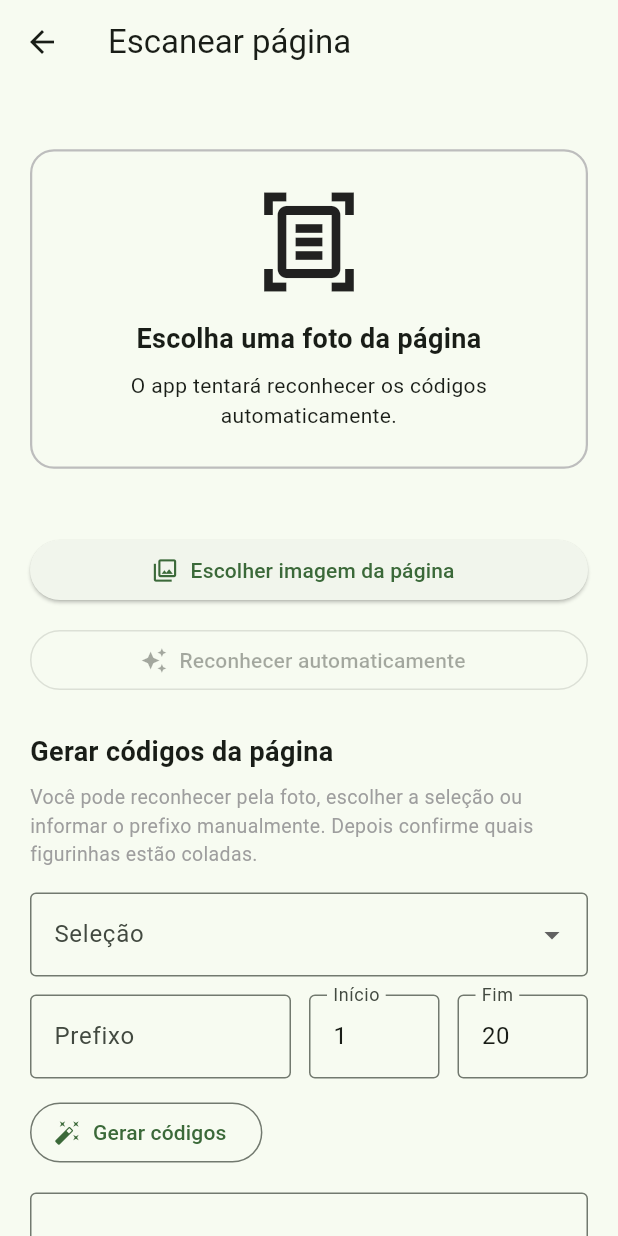
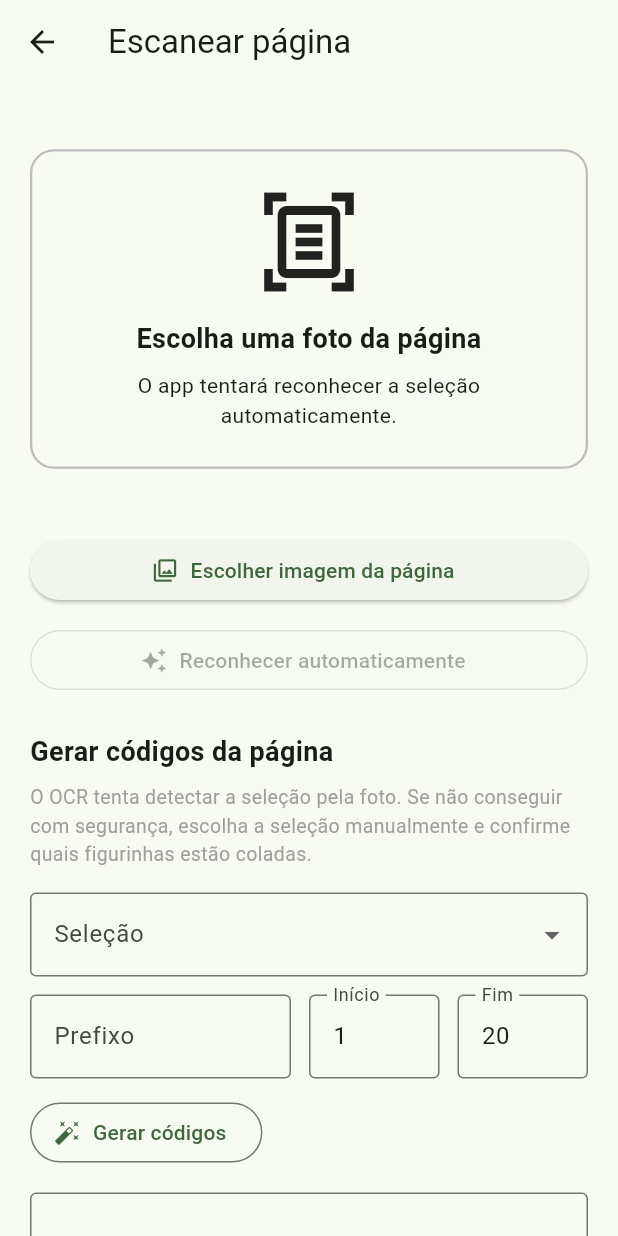
Before and after one commit to joaofoguin/app-stickers-copa, a Flutter app: the ScanPage screen opened directly, after a tap on "Gerar códigos", on a phone screen of 412 x 824 dp. Run offline on Flutter 3.47's test engine with Material 3 defaults, Android fonts, the light colour scheme and no system bars; our stand-ins replace image_picker, sqflite, sqflite_common_ffi_web; missing offline and left inert: dart:js_interop; accounts and stored records are empty; network calls fail.

Commit message:
feat: implementa scan de páginas com OCR e confirmação de figurinhas

```diff
--- a/lib/features/scan/pages/scan_page.dart
+++ b/lib/features/scan/pages/scan_page.dart
@@ -3,6 +3,7 @@ import 'dart:typed_data';
 import 'package:flutter/material.dart';
 import 'package:image_picker/image_picker.dart';
 
+import '../../../utils/pais_utils.dart';
 import '../models/scan_result.dart';
 import '../services/album_scan_service.dart';
 import '../services/web_ocr_service.dart';
@@ -29,14 +30,16 @@ class _ScanPageState extends State<ScanPage> {
 
   bool _carregando = false;
   Uint8List? _imagemBytes;
+  String? _ultimoTextoOcr;
 
-  final List<_SelecaoScan> _selecoes = const [
-    _SelecaoScan(nome: 'México', prefixo: 'MEX', quantidade: 20),
-    _SelecaoScan(nome: 'África do Sul', prefixo: 'RSA', quantidade: 20),
-    _SelecaoScan(nome: 'Brasil', prefixo: 'BRA', quantidade: 20),
-    _SelecaoScan(nome: 'Argentina', prefixo: 'ARG', quantidade: 20),
-    _SelecaoScan(nome: 'Estados Unidos', prefixo: 'USA', quantidade: 20),
-  ];
+  late final List<_SelecaoScan> _selecoes = siglasPorPais.entries.map((entry) {
+    return _SelecaoScan(
+      nome: entry.key,
+      prefixo: entry.value,
+      quantidade: 20,
+    );
+  }).toList()
+    ..sort((a, b) => a.nome.compareTo(b.nome));
 
   _SelecaoScan? _selecaoSelecionada;
 
@@ -53,6 +56,7 @@ class _ScanPageState extends State<ScanPage> {
 
     setState(() {
       _imagemBytes = bytes;
+      _ultimoTextoOcr = null;
     });
   }
 
@@ -76,6 +80,10 @@ class _ScanPageState extends State<ScanPage> {
       final resultado = _scanService.processarTextoExtraido(textoExtraido);
       final prefixoDetectado = _scanService.detectarPrefixoDoTexto(textoExtraido);
 
+      setState(() {
+        _ultimoTextoOcr = textoExtraido;
+      });
+
       if (prefixoDetectado != null) {
         final codigosGerados = _scanService.gerarCodigosPorPrefixo(
           prefixo: prefixoDetectado,
@@ -83,7 +91,10 @@ class _ScanPageState extends State<ScanPage> {
           fim: 20,
         );
 
+        final selecao = _buscarSelecaoPorPrefixo(prefixoDetectado);
+
         setState(() {
+          _selecaoSelecionada = selecao;
           _prefixoController.text = prefixoDetectado;
           _inicioController.text = '1';
           _fimController.text = '20';
@@ -126,7 +137,7 @@ class _ScanPageState extends State<ScanPage> {
       ScaffoldMessenger.of(context).showSnackBar(
         const SnackBar(
           content: Text(
-            'Não consegui reconhecer a seleção automaticamente. Escolha a seleção manualmente ou gere pelos campos abaixo.',
+            'Não consegui reconhecer com segurança. Escolha a seleção manualmente.',
           ),
         ),
       );
@@ -145,6 +156,18 @@ class _ScanPageState extends State<ScanPage> {
         });
       }
     }
+  }
+
+  _SelecaoScan? _buscarSelecaoPorPrefixo(String prefixo) {
+    final prefixoNormalizado = prefixo.trim().toUpperCase();
+
+    for (final selecao in _selecoes) {
+      if (selecao.prefixo.toUpperCase() == prefixoNormalizado) {
+        return selecao;
+      }
+    }
+
+    return null;
   }
 
   void _aplicarSelecao(_SelecaoScan? selecao) {
@@ -173,9 +196,10 @@ class _ScanPageState extends State<ScanPage> {
       return;
     }
 
-    final codigos = List.generate(
-      fim - inicio + 1,
-      (index) => '$prefixo${inicio + index}',
+    final codigos = _scanService.gerarCodigosPorPrefixo(
+      prefixo: prefixo,
+      inicio: inicio,
+      fim: fim,
     );
 
     _codigosController.text = codigos.join(', ');
@@ -232,6 +256,32 @@ class _ScanPageState extends State<ScanPage> {
     }
   }
 
+  void _mostrarTextoOcr() {
+    final texto = _ultimoTextoOcr?.trim();
+
+    showDialog(
+      context: context,
+      builder: (_) {
+        return AlertDialog(
+          title: const Text('Texto reconhecido pelo OCR'),
+          content: SingleChildScrollView(
+            child: Text(
+              texto == null || texto.isEmpty
+                  ? 'Nenhum texto foi reconhecido.'
+                  : texto,
+            ),
+          ),
+          actions: [
+            TextButton(
+              onPressed: () => Navigator.pop(context),
+              child: const Text('Fechar'),
+            ),
+          ],
+        );
+      },
+    );
+  }
+
   @override
   void dispose() {
     _prefixoController.dispose();
@@ -245,6 +295,7 @@ class _ScanPageState extends State<ScanPage> {
   @override
   Widget build(BuildContext context) {
     final temImagem = _imagemBytes != null;
+    final temTextoOcr = _ultimoTextoOcr != null && _ultimoTextoOcr!.trim().isNotEmpty;
 
     return Scaffold(
       appBar: AppBar(
@@ -289,6 +340,15 @@ class _ScanPageState extends State<ScanPage> {
               label: const Text('Reconhecer automaticamente'),
             ),
 
+            if (temTextoOcr) ...[
+              const SizedBox(height: 8),
+              TextButton.icon(
+                onPressed: _mostrarTextoOcr,
+                icon: const Icon(Icons.subject),
+                label: const Text('Ver texto reconhecido'),
+              ),
+            ],
+
             const SizedBox(height: 24),
 
             const Text(
@@ -302,7 +362,7 @@ class _ScanPageState extends State<ScanPage> {
             const SizedBox(height: 8),
 
             const Text(
-              'Você pode reconhecer pela foto, escolher a seleção ou informar o prefixo manualmente. Depois confirme quais figurinhas estão coladas.',
+              'O OCR tenta detectar a seleção pela foto. Se não conseguir com segurança, escolha a seleção manualmente e confirme quais figurinhas estão coladas.',
               style: TextStyle(
                 fontSize: 13,
                 color: Colors.grey,
@@ -313,6 +373,7 @@ class _ScanPageState extends State<ScanPage> {
 
             DropdownButtonFormField<_SelecaoScan>(
               value: _selecaoSelecionada,
+              isExpanded: true,
               decoration: const InputDecoration(
                 border: OutlineInputBorder(),
                 labelText: 'Seleção',
@@ -421,7 +482,7 @@ class _ScanPageState extends State<ScanPage> {
             const SizedBox(height: 16),
 
             const Text(
-              'O reconhecimento automático pode errar alguns códigos. Confira o campo antes de continuar.',
+              'O reconhecimento automático é apenas uma ajuda. Sempre confira os códigos antes de continuar.',
               textAlign: TextAlign.center,
               style: TextStyle(
                 fontSize: 12,
@@ -468,7 +529,7 @@ class _ScanPlaceholder extends StatelessWidget {
           ),
           SizedBox(height: 8),
           Text(
-            'O app tentará reconhecer os códigos automaticamente.',
+            'O app tentará reconhecer a seleção automaticamente.',
             textAlign: TextAlign.center,
           ),
         ],
```
Also changed, not shown: lib/features/scan/pages/scan_result_page.dart (+5 -5 lines), lib/features/scan/services/album_scan_service.dart (+3 -16 lines), lib/pages/home_page.dart (+42 -3 lines), lib/utils/pais_utils.dart (+129 -23 lines), 1 other file.
